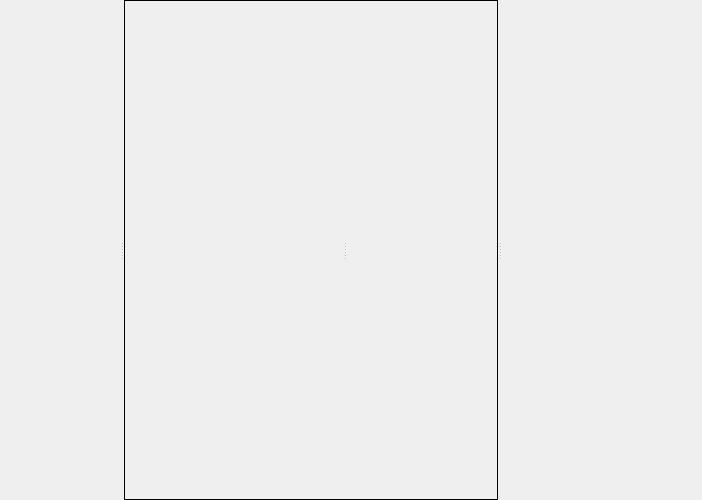
tommo/gii, file packages/Mock/Animator/animator.ui: the form before one commit.
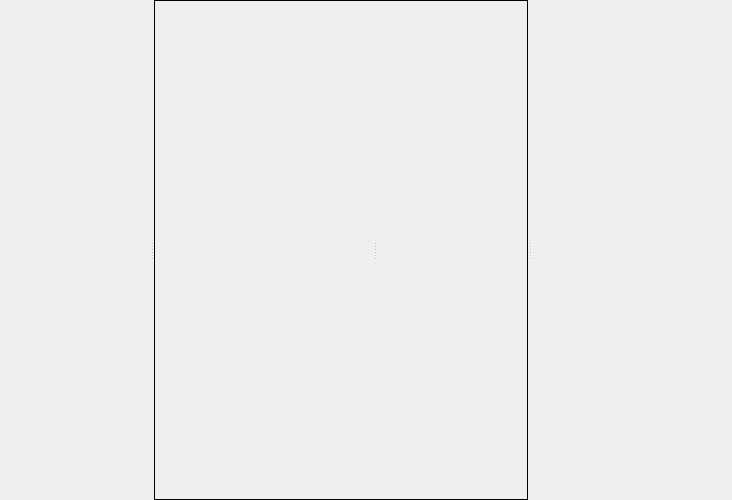
The form after the commit.

```diff
--- a/packages/Mock/Animator/animator.ui
+++ b/packages/Mock/Animator/animator.ui
@@ -6,7 +6,7 @@
    <rect>
     <x>0</x>
     <y>0</y>
-    <width>691</width>
+    <width>711</width>
     <height>500</height>
    </rect>
   </property>
@@ -40,7 +40,7 @@
       </property>
       <property name="minimumSize">
        <size>
-        <width>120</width>
+        <width>150</width>
         <height>0</height>
        </size>
       </property>
```
